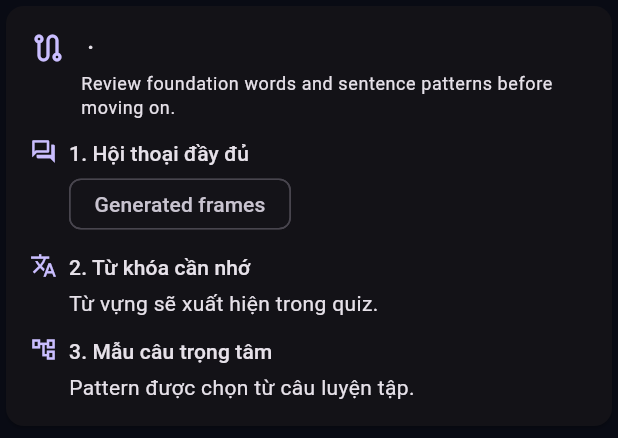
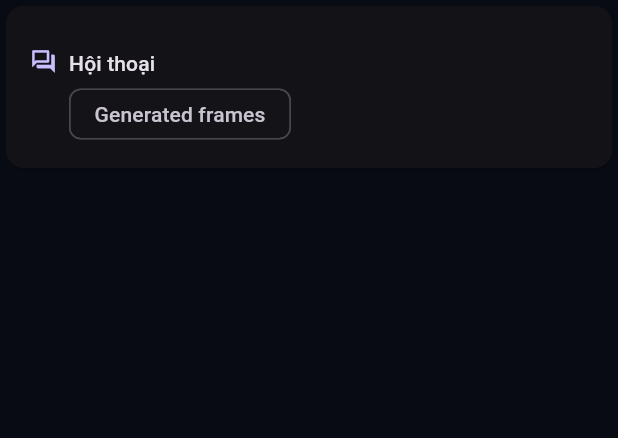
Before and after one commit to Tudds/hanzify-ipa, a Flutter app: the LessonDetailCard widget shown alone on an empty page, opened directly with empty values, on a phone screen of 412 x 824 dp. Shown: the top 438 px of the screen. Run offline on Flutter 3.47's test engine with Material 3 defaults, Android fonts, the phone set to English and light mode, and no system bars; our stand-ins replace drift, flutter_riverpod, just_audio, rive, shared_preferences, supabase_flutter; accounts and stored records are empty; generated files the repository leaves out were written again; project files that could hold a hidden picture were left out.

Commit message:
feat: make lesson intro a mini flow

```diff
--- a/lib/features/game_world/presentation/widgets/lesson_detail_card.dart
+++ b/lib/features/game_world/presentation/widgets/lesson_detail_card.dart
@@ -11,10 +11,12 @@ class LessonDetailCard extends StatelessWidget {
     super.key,
     required this.session,
     required this.lessonContext,
+    required this.step,
   });
 
   final HskLearningSessionSeed session;
   final LessonContext? lessonContext;
+  final int step;
 
   @override
   Widget build(BuildContext context) {
@@ -35,24 +37,26 @@ class LessonDetailCard extends StatelessWidget {
           crossAxisAlignment: CrossAxisAlignment.start,
           mainAxisSize: MainAxisSize.min,
           children: [
-            _LessonHeader(title: _title, goal: _goal),
+            if (step == 0)
               _LessonSection(
                 icon: Icons.forum_outlined,
-              title: '1. Hội thoại đầy đủ',
+                title: 'Hội thoại',
                 child: conversationItems.isEmpty
                     ? _TokenWrap(values: _conversationTokens)
                     : _ConversationPreview(items: conversationItems),
-            ),
+              )
+            else if (step == 1)
               _LessonSection(
                 icon: Icons.translate_outlined,
-              title: '2. Từ khóa cần nhớ',
+                title: 'Từ khóa',
                 child: vocab.isEmpty
                     ? const Text('Từ vựng sẽ xuất hiện trong quiz.')
                     : _VocabTokenWrap(items: vocab),
-            ),
+              )
+            else
               _LessonSection(
                 icon: Icons.account_tree_outlined,
-              title: '3. Mẫu câu trọng tâm',
+                title: 'Mẫu câu',
                 child: grammar.isEmpty
                     ? const Text('Pattern được chọn từ câu luyện tập.')
                     : _GrammarTokenWrap(values: grammar),
@@ -61,21 +65,6 @@ class LessonDetailCard extends StatelessWidget {
         ),
       ),
     );
-  }
-
-  String get _title {
-    if (lessonContext == null) return 'Today\'s lesson';
-    return '${lessonContext!.moduleId} · ${lessonContext!.lessonUnitId}';
-  }
-
-  String get _goal {
-    if (session.activeLevel <= 1) {
-      return 'Review foundation words and sentence patterns before moving on.';
-    }
-    if (session.activeLevel == 2) {
-      return 'Build HSK2 recognition, recall, pinyin, and cloze accuracy.';
-    }
-    return 'Practice unlocked HSK${session.activeLevel} content with controlled examples.';
   }
 
   List<String> get _conversationTokens {
@@ -151,37 +140,6 @@ class LessonDetailCard extends StatelessWidget {
     if (audioUrl == null) return 999;
     final match = RegExp(r'_L(\d+)\.mp3$').firstMatch(audioUrl);
     return int.tryParse(match?.group(1) ?? '') ?? 999;
-  }
-}
-
-class _LessonHeader extends StatelessWidget {
-  const _LessonHeader({required this.title, required this.goal});
-
-  final String title;
-  final String goal;
-
-  @override
-  Widget build(BuildContext context) {
-    return Row(
-      crossAxisAlignment: CrossAxisAlignment.start,
-      children: [
-        Icon(
-          Icons.route_outlined,
-          color: Theme.of(context).colorScheme.primary,
-        ),
-        const SizedBox(width: 10),
-        Expanded(
-          child: Column(
-            crossAxisAlignment: CrossAxisAlignment.start,
-            children: [
-              Text(title, style: Theme.of(context).textTheme.titleMedium),
-              const SizedBox(height: 4),
-              Text(goal, style: Theme.of(context).textTheme.bodySmall),
-            ],
-          ),
-        ),
-      ],
-    );
   }
 }
 
```
Also changed, not shown: lib/features/game_world/presentation/widgets/session_status_cards.dart (+86 -65 lines), 1 other file. Lines whose indentation alone changed are shown as unchanged.
